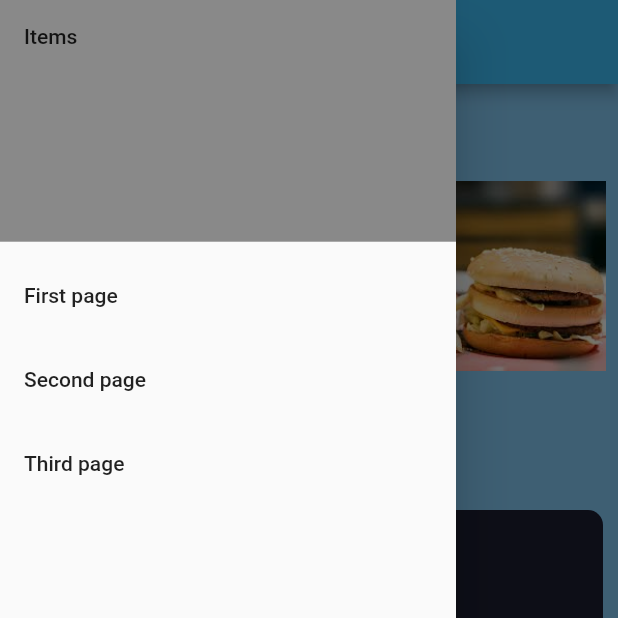
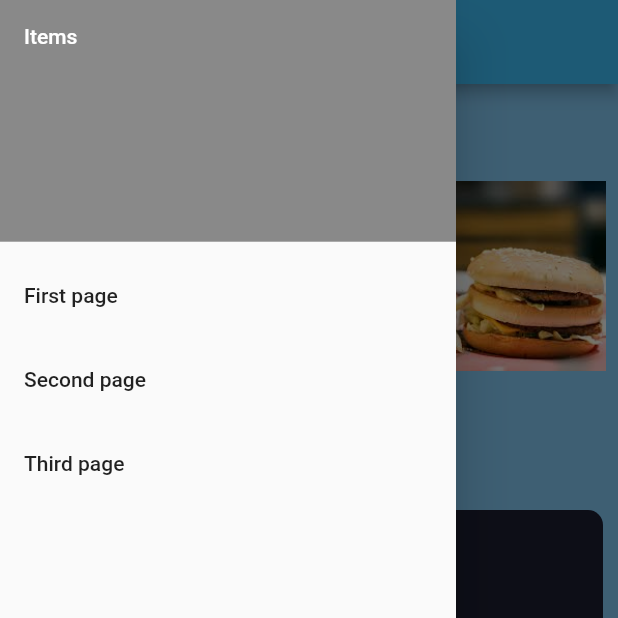
Before and after one commit to Abdulaziz123/my-futter-app, a Flutter app: the screen it shows after launch, with the side drawer open, on a phone screen of 412 x 824 dp, the top half of it. Run offline on Flutter 3.47's test engine with Material 2 defaults, Android fonts, the phone set to English and light mode, and no system bars.

Commit message:
updates dob-ne by new

```diff
--- a/lib/main.dart
+++ b/lib/main.dart
@@ -116,7 +116,7 @@ class _HomePageState extends State<HomePage> {
           padding: EdgeInsets.zero,
           children: <Widget>[
             DrawerHeader(
-              child: Text('Items', style: TextStyle(),),
+              child: Text('Items', style: TextStyle(color: Colors.white),),
               decoration: BoxDecoration(color: Colors.black45),
             ),
             ListTile(
```
